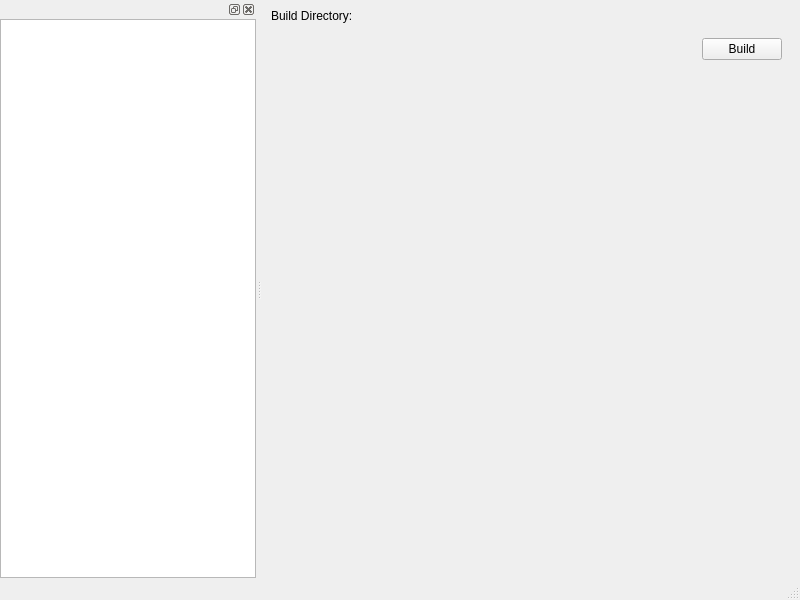
The window that mainwindow.ui (ABBAPOH/qbs-ui) describes before a commit, drawn with Qt 5.
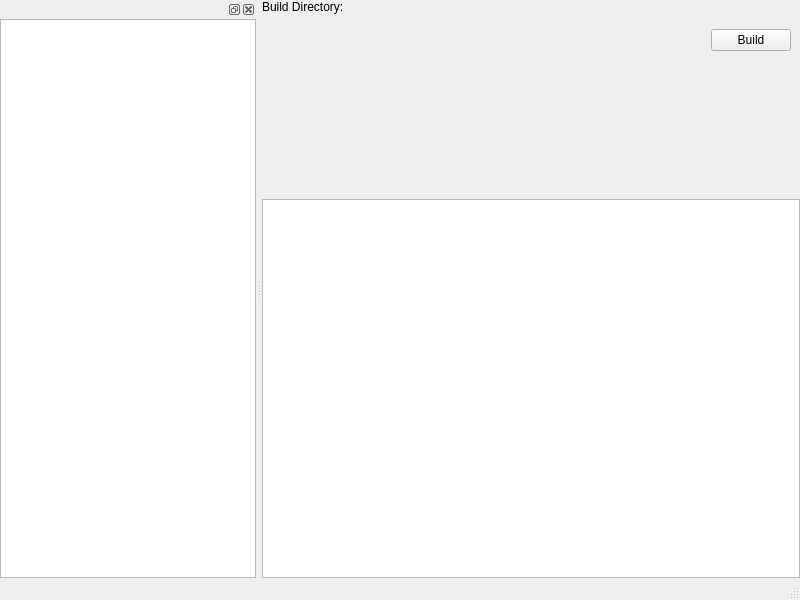
The same window after the commit. Custom widgets are drawn as their Qt base class.

Patch:
```diff
--- a/mainwindow.ui
+++ b/mainwindow.ui
@@ -14,8 +14,33 @@
    <string>MainWindow</string>
   </property>
   <widget class="QWidget" name="centralwidget">
+   <layout class="QVBoxLayout" name="verticalLayout_2">
+    <property name="spacing">
+     <number>0</number>
+    </property>
+    <property name="leftMargin">
+     <number>0</number>
+    </property>
+    <property name="topMargin">
+     <number>0</number>
+    </property>
+    <property name="rightMargin">
+     <number>0</number>
+    </property>
+    <property name="bottomMargin">
+     <number>0</number>
+    </property>
+    <item>
+     <widget class="QSplitter" name="splitter">
+      <property name="orientation">
+       <enum>Qt::Vertical</enum>
+      </property>
+      <property name="handleWidth">
+       <number>1</number>
+      </property>
+      <widget class="QWidget" name="widget_2" native="true">
    <layout class="QGridLayout" name="gridLayout">
-    <item row="1" column="0" colspan="2">
+        <item row="2" column="0" colspan="3">
      <widget class="QWidget" name="widget" native="true">
       <property name="minimumSize">
        <size>
@@ -53,6 +78,22 @@
       </layout>
      </widget>
     </item>
+        <item row="0" column="2">
+         <widget class="PathChooser" name="buildDirChooser" native="true">
+          <property name="sizePolicy">
+           <sizepolicy hsizetype="MinimumExpanding" vsizetype="Preferred">
+            <horstretch>0</horstretch>
+            <verstretch>0</verstretch>
+           </sizepolicy>
+          </property>
+          <property name="minimumSize">
+           <size>
+            <width>0</width>
+            <height>0</height>
+           </size>
+          </property>
+         </widget>
+        </item>
     <item row="0" column="0">
      <widget class="QLabel" name="buildDirLabel">
       <property name="text">
@@ -60,23 +101,7 @@
       </property>
      </widget>
     </item>
-    <item row="0" column="1">
-     <widget class="PathChooser" name="buildDirChooser" native="true">
-      <property name="sizePolicy">
-       <sizepolicy hsizetype="MinimumExpanding" vsizetype="Preferred">
-        <horstretch>0</horstretch>
-        <verstretch>0</verstretch>
-       </sizepolicy>
-      </property>
-      <property name="minimumSize">
-       <size>
-        <width>100</width>
-        <height>0</height>
-       </size>
-      </property>
-     </widget>
-    </item>
-    <item row="2" column="1">
+        <item row="3" column="0">
      <spacer name="verticalSpacer">
       <property name="orientation">
        <enum>Qt::Vertical</enum>
@@ -88,6 +113,11 @@
        </size>
       </property>
      </spacer>
+        </item>
+       </layout>
+      </widget>
+      <widget class="QPlainTextEdit" name="plainTextEdit"/>
+     </widget>
     </item>
    </layout>
   </widget>
```
Lines whose indentation alone changed are shown as unchanged.
